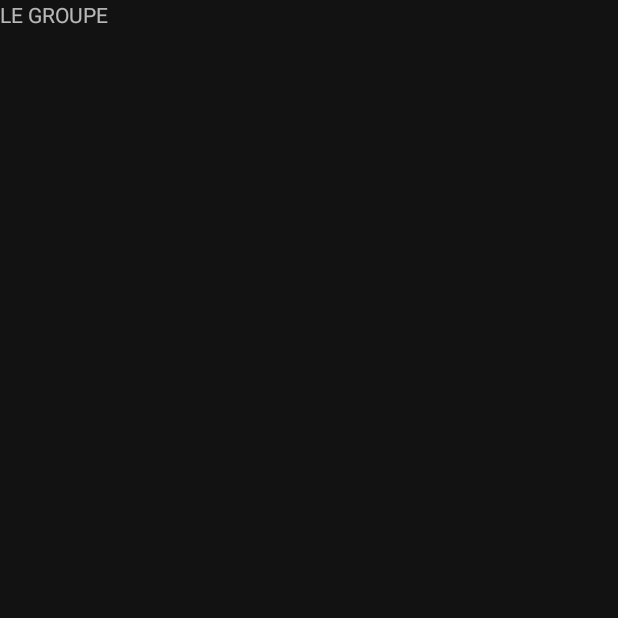
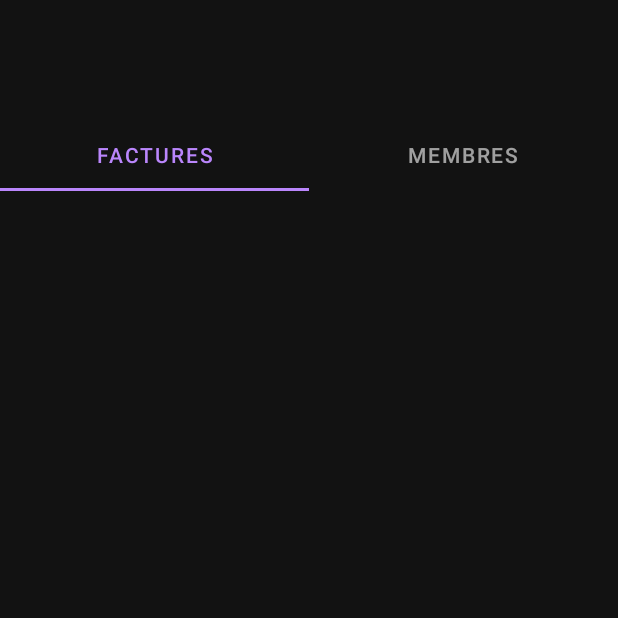
Before and after one commit to h-d3v/skillbill-mobile, an Android app: the ActivityVoirUnGroupe screen opened directly, with no data from a screen before it, on a phone screen of 412 x 824 dp, the top half of it. Before the commit the part shown is almost empty. Run offline under Robolectric (Android 15) with nearby library versions, the phone set to English and light mode, and no system bars; libraries missing offline, so code that uses them is left out: java.security.acl; 2 statements that could not run were skipped.

Commit message:
Ajout du détail des membres de groupe dans l'activité voir un groupe

```diff
--- a/app/src/main/AndroidManifest.xml
+++ b/app/src/main/AndroidManifest.xml
@@ -30,7 +30,7 @@
                 android:name=".ui.activity.ActivityCreerGroupe">
 
         </activity>
-        <activity android:name=".ui.activity.ActivityVoirGroupe">
+        <activity android:name=".ui.activity.ActivityVoirGroupes">
 
         </activity>
 
--- /dev/null
+++ b/app/src/main/java/com/jde/skillbill/presentation/IContratVuePresenteurVoirUnGroupe.java
@@ -0,0 +1,19 @@
+package com.jde.skillbill.presentation;
+
+import com.jde.skillbill.domaine.entites.Utilisateur;
+
+public interface IContratVuePresenteurVoirUnGroupe {
+
+     interface IPresenteurVoirUnGroupe{
+         String getMembresGroupe();
+         boolean ajouterUtilisateurAuGroupe(Utilisateur utilisateur);
+         void commencerAjouterUnMembreAuGroupe();
+
+     }
+     interface IVueVoirUnGroupe{
+        void setPresenteur(IPresenteurVoirUnGroupe iPresenteurVoirUnGroupe);
+
+     }
+
+
+}
--- a/app/src/main/java/com/jde/skillbill/presentation/presenteur/PresenteurConnexion.java
+++ b/app/src/main/java/com/jde/skillbill/presentation/presenteur/PresenteurConnexion.java
@@ -3,7 +3,6 @@ package com.jde.skillbill.presentation.presenteur;
 import android.app.Activity;
 import android.content.Intent;
 
-import android.util.Log;
 import com.jde.skillbill.domaine.entites.Utilisateur;
 import com.jde.skillbill.domaine.interacteurs.GestionUtilisateur;
 import com.jde.skillbill.donnees.mockDAO.SourceDonneesMock;
@@ -11,7 +10,7 @@ import com.jde.skillbill.presentation.IContratVPConnexion;
 import com.jde.skillbill.presentation.modele.Modele;
 import com.jde.skillbill.presentation.vue.VueConnexion;
 import com.jde.skillbill.ui.activity.ActivityCreerCompte;
-import com.jde.skillbill.ui.activity.ActivityVoirGroupe;
+import com.jde.skillbill.ui.activity.ActivityVoirGroupes;
 
 public class PresenteurConnexion implements IContratVPConnexion.IPresenteurConnexion {
 
@@ -43,7 +42,7 @@ public class PresenteurConnexion implements IContratVPConnexion.IPresenteurConne
         _modele.setUtilisateurConnecte(utilisateurConnecter);
         _vueConnexion.afficherMsgConnecter(_modele.getUtilisateurConnecte().getCourriel(), _modele.getUtilisateurConnecte().getNom());
         //redirection vers ses groupes
-        Intent intent = new Intent(_activite, ActivityVoirGroupe.class);
+        Intent intent = new Intent(_activite, ActivityVoirGroupes.class);
         intent.putExtra(EXTRA_ID_UTILISATEUR, _modele.getUtilisateurConnecte().getCourriel());
         _activite.startActivity(intent);
         //Pour eviter de retourner au login
--- a/app/src/main/java/com/jde/skillbill/presentation/presenteur/PresenteurVoirGroupes.java
+++ b/app/src/main/java/com/jde/skillbill/presentation/presenteur/PresenteurVoirGroupes.java
@@ -48,6 +48,8 @@ public class PresenteurVoirGroupes implements IContratVuePresenteurVoirGroupes.I
     @Override
     public void commencerVoirGroupeActivite(int position) {
         Intent intent = new Intent(activity, ActivityVoirUnGroupe.class);
+        intent.putExtra(EXTRA_GROUPE_POSITION, position);
+        intent.putExtra(EXTRA_ID_UTILISATEUR, modele.getUtilisateurConnecte().getCourriel());
         activity.startActivity(intent);
     }
 
--- /dev/null
+++ b/app/src/main/java/com/jde/skillbill/presentation/presenteur/PresenteurVoirUnGroupe.java
@@ -0,0 +1,68 @@
+package com.jde.skillbill.presentation.presenteur;
+
+import com.jde.skillbill.domaine.entites.Groupe;
+import com.jde.skillbill.domaine.entites.Monnaie;
+import com.jde.skillbill.domaine.entites.Utilisateur;
+import com.jde.skillbill.domaine.interacteurs.interfaces.IGestionFacture;
+import com.jde.skillbill.domaine.interacteurs.interfaces.IGestionGroupes;
+import com.jde.skillbill.domaine.interacteurs.interfaces.IGestionUtilisateur;
+import com.jde.skillbill.presentation.IContratVuePresenteurVoirUnGroupe;
+import com.jde.skillbill.presentation.modele.Modele;
+import com.jde.skillbill.presentation.vue.VueVoirUnGroupe;
+import com.jde.skillbill.ui.activity.ActivityVoirUnGroupe;
+
+public class PresenteurVoirUnGroupe implements IContratVuePresenteurVoirUnGroupe.IPresenteurVoirUnGroupe {
+    Modele modele;
+    VueVoirUnGroupe vueVoirUnGroupe;
+    ActivityVoirUnGroupe activityVoirUnGroupe;
+    IGestionGroupes gestionGroupes;
+    IGestionFacture gestionFacture;
+    Groupe groupeEncours;
+    Utilisateur utilisateurConnecte;
+    private String EXTRA_ID_UTILISATEUR="com.jde.skillbill.utlisateur_identifiant";
+    private String EXTRA_GROUPE_POSITION= "com.jde.skillbill.groupe_identifiant";
+
+    public PresenteurVoirUnGroupe(Modele modele, VueVoirUnGroupe vueVoirUnGroupe, ActivityVoirUnGroupe activityVoirUnGroupe, IGestionGroupes gestionGroupes, IGestionFacture gestionFacture, IGestionUtilisateur iGestionUtilisateur) {
+        this.modele = modele;
+        this.vueVoirUnGroupe = vueVoirUnGroupe;
+        this.activityVoirUnGroupe = activityVoirUnGroupe;
+        this.gestionGroupes = gestionGroupes;
+        this.gestionFacture = gestionFacture;
+        modele.setUtilisateurConnecte(new Utilisateur("", activityVoirUnGroupe.getIntent().getStringExtra(EXTRA_ID_UTILISATEUR),null, Monnaie.CAD));
+        modele.setGroupesAbonnesUtilisateurConnecte(iGestionUtilisateur.trouverGroupesAbonne(modele.getUtilisateurConnecte()));
+        groupeEncours= modele.getListGroupeAbonneUtilisateurConnecte().get(activityVoirUnGroupe.getIntent().getIntExtra(EXTRA_GROUPE_POSITION,-1));
+        groupeEncours.setUtilisateurs(gestionGroupes.trouverTousLesUtilisateurs(groupeEncours));
+    }
+
+    @Override
+    public String getMembresGroupe() {
+        if(groupeEncours.getUtilisateurs()==null || groupeEncours.getUtilisateurs().size()<1) return null;
+        String noms="";
+        for(Utilisateur utilisateur : groupeEncours.getUtilisateurs() ){
+            if(!utilisateur.equals(utilisateurConnecte)){
+                noms+=utilisateur.getNom();
+                noms+=", ";
+            }
+        }
+        noms=noms.substring(0, noms.length()-1)+".";
+        return noms;
+    }
+
+    public boolean isGroupeSolo(){
+
+        if( gestionGroupes.trouverTousLesUtilisateurs(groupeEncours)==null) return false;
+        return  gestionGroupes.trouverTousLesUtilisateurs(groupeEncours).size()<=1;
+
+    }
+
+
+    @Override
+    public boolean ajouterUtilisateurAuGroupe(Utilisateur utilisateur) {
+        return false;
+    }
+
+    @Override
+    public void commencerAjouterUnMembreAuGroupe() {
+
+    }
+}
--- /dev/null
+++ b/app/src/main/java/com/jde/skillbill/presentation/vue/VueVoirUnGroupe.java
@@ -0,0 +1,73 @@
+package com.jde.skillbill.presentation.vue;
+
+import android.os.Bundle;
+import android.view.LayoutInflater;
+import android.view.View;
+import android.view.ViewGroup;
+import android.widget.Button;
+import android.widget.TextView;
+import androidx.annotation.NonNull;
+import androidx.annotation.Nullable;
+import androidx.fragment.app.Fragment;
+import androidx.recyclerview.widget.RecyclerView;
+import com.google.android.material.tabs.TabLayout;
+import com.jde.skillbill.R;
+import com.jde.skillbill.presentation.IContratVuePresenteurVoirUnGroupe;
+import com.jde.skillbill.presentation.presenteur.PresenteurVoirUnGroupe;
+
+public class VueVoirUnGroupe extends Fragment implements IContratVuePresenteurVoirUnGroupe.IVueVoirUnGroupe {
+    private IContratVuePresenteurVoirUnGroupe.IPresenteurVoirUnGroupe iPresenteurVoirUnGroupe;
+
+    PresenteurVoirUnGroupe _presenteur;
+    TextView tvNomGroupe;
+    TabLayout tabLayout;
+    TextView detailMembres;
+    Button ajouterMembre;
+
+    @Nullable
+    @Override
+    public View onCreateView(@NonNull LayoutInflater inflater, @Nullable ViewGroup container, @Nullable Bundle savedInstanceState) {
+        View racine = inflater.inflate(R.layout.frag_voir_un_groupe, container, false);
+        ajouterMembre = racine.findViewById(R.id.btnAjouter);
+        detailMembres = racine.findViewById(R.id.detailMembres);
+        detailMembres.setVisibility(View.INVISIBLE);
+        ajouterMembre.setVisibility(View.INVISIBLE);
+        tvNomGroupe=racine.findViewById(R.id.tvNomGroupe);
+        tabLayout=racine.findViewById(R.id.tabLayoutFactureMembres);
+        tabLayout.addOnTabSelectedListener(new TabLayout.OnTabSelectedListener() {
+            @Override
+            public void onTabSelected(TabLayout.Tab tab) {
+                if(tab.getPosition()==1){
+                    detailMembres.setVisibility(View.VISIBLE);
+                    ajouterMembre.setVisibility(View.VISIBLE);
+                    if(_presenteur.isGroupeSolo()){
+                        detailMembres.setText("Vous n'avez aucun autre membres dans ce groupe, cliquez sur Ajouter pour en ajouter");
+                    }else{
+                        detailMembres.setText("Vous partagez vos factures avec "+_presenteur.getMembresGroupe());
+                    }
+                }
+
+            }
+
+            @Override
+            public void onTabUnselected(TabLayout.Tab tab) {
+                if(tab.getPosition()==1) {
+                    detailMembres.setVisibility(View.INVISIBLE);
+                    ajouterMembre.setVisibility(View.INVISIBLE);
+                }
+
+            }
+
+            @Override
+            public void onTabReselected(TabLayout.Tab tab) {
+
+            }
+        });
+        return racine;
+    }
+
+    @Override
+    public void setPresenteur(IContratVuePresenteurVoirUnGroupe.IPresenteurVoirUnGroupe presenteur) {
+        _presenteur = (PresenteurVoirUnGroupe) presenteur;
+    }
+}
--- a/app/src/main/java/com/jde/skillbill/ui/activity/ActivityVoirGroupe.java
+++ b/app/src/main/java/com/jde/skillbill/ui/activity/ActivityVoirGroupes.java
@@ -9,7 +9,7 @@ import com.jde.skillbill.presentation.modele.Modele;
 import com.jde.skillbill.presentation.presenteur.PresenteurVoirGroupes;
 import com.jde.skillbill.presentation.vue.VueVoirGroupes;
 
-public class ActivityVoirGroupe extends AppCompatActivity {
+public class ActivityVoirGroupes extends AppCompatActivity {
 
     @Override
     protected void onCreate(Bundle savedInstanceState) {
--- a/app/src/main/java/com/jde/skillbill/ui/activity/ActivityVoirUnGroupe.java
+++ b/app/src/main/java/com/jde/skillbill/ui/activity/ActivityVoirUnGroupe.java
@@ -2,7 +2,18 @@ package com.jde.skillbill.ui.activity;
 
 import android.os.Bundle;
 import androidx.appcompat.app.AppCompatActivity;
+import androidx.fragment.app.FragmentTransaction;
 import com.jde.skillbill.R;
+import com.jde.skillbill.domaine.interacteurs.GestionGroupes;
+import com.jde.skillbill.domaine.interacteurs.GestionUtilisateur;
+import com.jde.skillbill.domaine.interacteurs.ISourceDonnee;
+import com.jde.skillbill.domaine.interacteurs.interfaces.GestionFacture;
+import com.jde.skillbill.domaine.interacteurs.interfaces.IGestionGroupes;
+import com.jde.skillbill.donnees.mockDAO.SourceDonneesMock;
+import com.jde.skillbill.presentation.IContratVuePresenteurVoirUnGroupe;
+import com.jde.skillbill.presentation.modele.Modele;
+import com.jde.skillbill.presentation.presenteur.PresenteurVoirUnGroupe;
+import com.jde.skillbill.presentation.vue.VueVoirUnGroupe;
 
 public class ActivityVoirUnGroupe extends AppCompatActivity {
 
@@ -10,5 +21,17 @@ public class ActivityVoirUnGroupe extends AppCompatActivity {
     protected void onCreate(Bundle savedInstanceState) {
         super.onCreate(savedInstanceState);
         setContentView(R.layout.activite_voir_un_groupe);
+
+
+        VueVoirUnGroupe vueVoirUnGroupe= new VueVoirUnGroupe();
+        Modele modele= new Modele();
+        ISourceDonnee iSourceDonnee = new SourceDonneesMock();
+        IContratVuePresenteurVoirUnGroupe.IPresenteurVoirUnGroupe presenteurVoirUnGroupe =new PresenteurVoirUnGroupe(modele, vueVoirUnGroupe,
+                this, new GestionGroupes(iSourceDonnee), new GestionFacture(iSourceDonnee), new GestionUtilisateur(iSourceDonnee));
+
+        vueVoirUnGroupe.setPresenteur(presenteurVoirUnGroupe);
+        FragmentTransaction fragmentTransaction= getSupportFragmentManager().beginTransaction();
+        fragmentTransaction.add(R.id.layout_voir_un_groupe, vueVoirUnGroupe);
+        fragmentTransaction.commit();
     }
 }
--- a/app/src/main/res/layout/activite_voir_un_groupe.xml
+++ b/app/src/main/res/layout/activite_voir_un_groupe.xml
@@ -2,9 +2,4 @@
 <androidx.constraintlayout.widget.ConstraintLayout xmlns:android="http://schemas.android.com/apk/res/android"
                                                    android:layout_width="match_parent"
                                                    android:layout_height="match_parent"
-                                                   android:id="@+id/layout_voir_un_groupe">
-    <TextView
-            android:text="LE GROUPE"
-            android:layout_width="wrap_content"
-            android:layout_height="wrap_content" android:id="@+id/textView"/>
-</androidx.constraintlayout.widget.ConstraintLayout>
+                                                   android:id="@+id/layout_voir_un_groupe"/>
--- a/app/src/main/res/layout/frag_voir_un_groupe.xml
+++ b/app/src/main/res/layout/frag_voir_un_groupe.xml
@@ -1,6 +1,37 @@
 <?xml version="1.0" encoding="utf-8"?>
 <LinearLayout xmlns:android="http://schemas.android.com/apk/res/android"
+              xmlns:tools="http://schemas.android.com/tools"
               android:layout_width="match_parent"
               android:layout_height="match_parent" android:orientation="vertical" android:id="@+id/frag_voir_un_groupe">
+    <androidx.appcompat.widget.Toolbar android:layout_width="match_parent" android:layout_height="wrap_content">
+        <com.google.android.material.textview.MaterialTextView
+                android:id="@+id/tvNomGroupe"
+                style="@style/Widget.MaterialComponents.TextView"
+                android:layout_width="match_parent"
+                android:layout_height="79dp"
+                android:textAlignment="center"
+                android:textSize="50sp"
+                tools:text="test" />
+    </androidx.appcompat.widget.Toolbar>
+    <com.google.android.material.tabs.TabLayout
+            android:layout_width="match_parent"
+            android:layout_height="wrap_content" android:id="@+id/tabLayoutFactureMembres">
+        <com.google.android.material.tabs.TabItem
+                android:layout_width="wrap_content"
+                android:layout_height="wrap_content"
+                android:text="Factures"/>
+        <com.google.android.material.tabs.TabItem
+                android:layout_width="wrap_content"
+                android:layout_height="wrap_content"
+                android:text="Membres"
+        />
+    </com.google.android.material.tabs.TabLayout>
+    <TextView
+            android:layout_width="match_parent"
+            android:layout_height="wrap_content" android:id="@+id/detailMembres"/>
+    <Button
+            android:text="@string/action_ajouter"
+            android:layout_width="wrap_content"
+            android:layout_height="wrap_content" android:id="@+id/btnAjouter"/>
 
 </LinearLayout>
```
